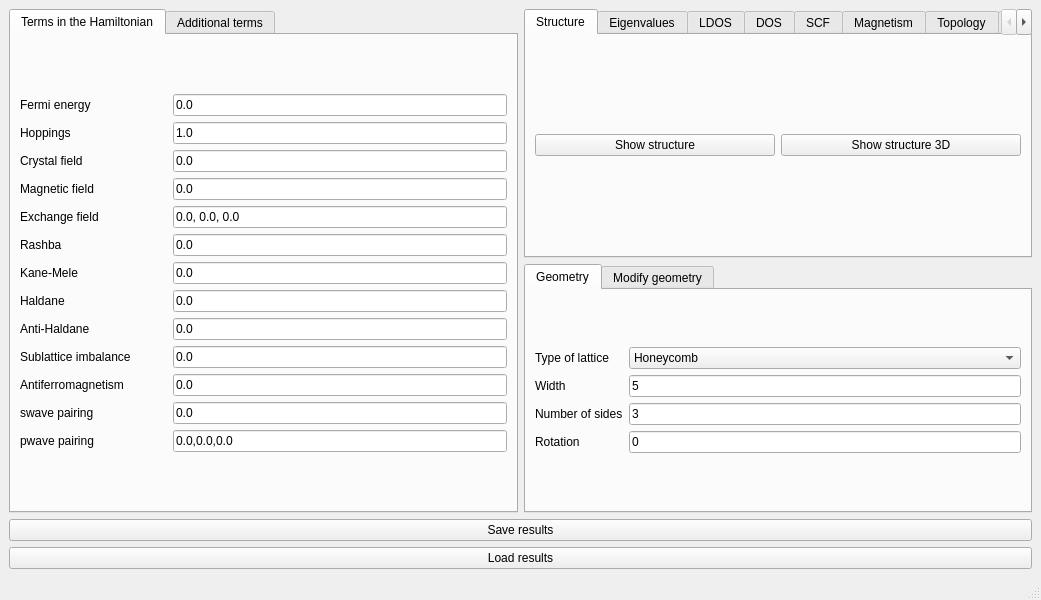
The window that interface-pyqt/0d/interface.ui (joselado/quantum-lattice) describes before a commit, drawn with Qt 5.
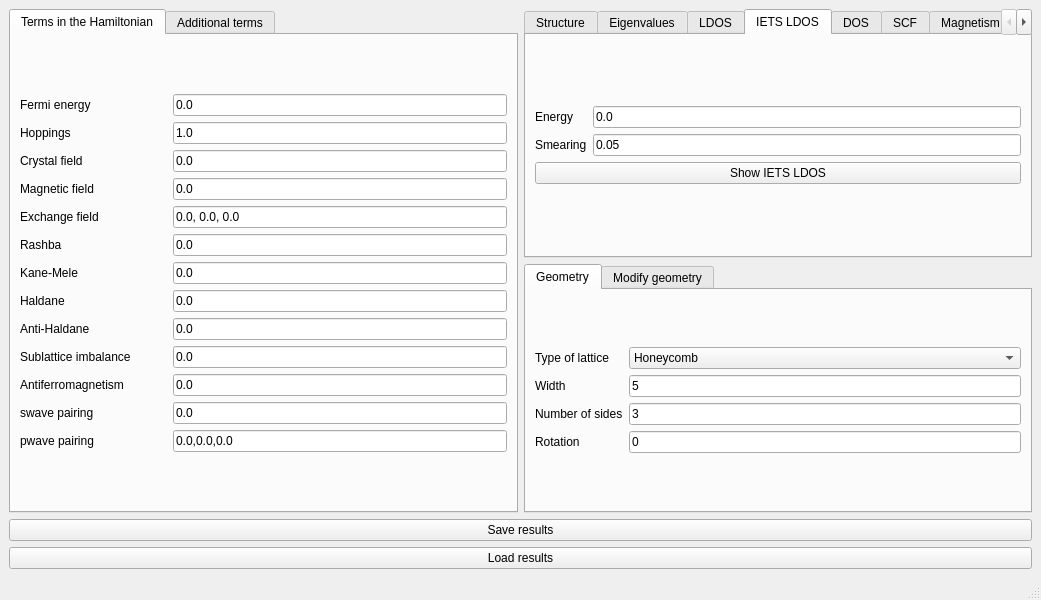
The same window after the commit. The open tabs and pages were chosen to show the change. Custom widgets are drawn as their Qt base class.

```diff
--- a/interface-pyqt/0d/interface.ui
+++ b/interface-pyqt/0d/interface.ui
@@ -730,6 +730,52 @@
         </item>
        </layout>
       </widget>
+      <widget class="QWidget" name="tab_iets_ldos">
+       <attribute name="title">
+        <string>IETS LDOS</string>
+       </attribute>
+       <layout class="QGridLayout" name="gridLayout_iets_ldos_outer">
+        <item row="0" column="0">
+         <layout class="QGridLayout" name="gridLayout_iets_ldos">
+          <item row="0" column="0">
+           <widget class="BodyLabel" name="label_iets_ldos_1">
+            <property name="text">
+             <string>Energy</string>
+            </property>
+           </widget>
+          </item>
+          <item row="0" column="1">
+           <widget class="LineEdit" name="energy_iets">
+            <property name="text">
+             <string>0.0</string>
+            </property>
+           </widget>
+          </item>
+          <item row="1" column="0">
+           <widget class="BodyLabel" name="label_iets_ldos_2">
+            <property name="text">
+             <string>Smearing</string>
+            </property>
+           </widget>
+          </item>
+          <item row="1" column="1">
+           <widget class="LineEdit" name="delta_iets">
+            <property name="text">
+             <string>0.05</string>
+            </property>
+           </widget>
+          </item>
+          <item row="2" column="0" colspan="2">
+           <widget class="PushButton" name="show_iets_ldos">
+            <property name="text">
+             <string>Show IETS LDOS</string>
+            </property>
+           </widget>
+          </item>
+         </layout>
+        </item>
+       </layout>
+      </widget>
       <widget class="QWidget" name="tab_9">
        <attribute name="title">
         <string>DOS</string>
```
